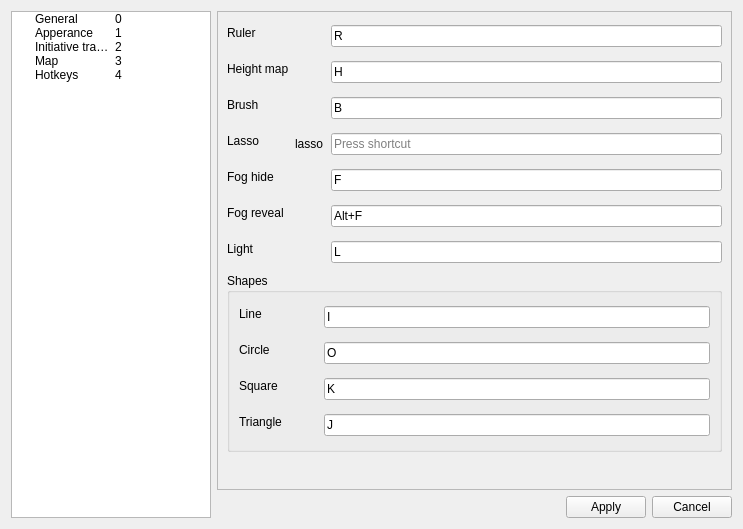
Technohamster-py/dm-assist, file settingsdialog.ui: the form before one commit.
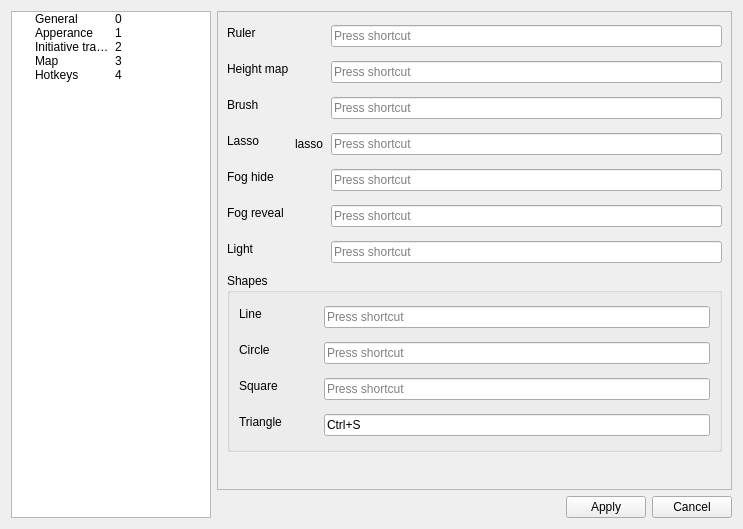
The form after the commit. Icons and pictures are not drawn.

Commit message: исправлен баг с валидацией шорткатов

```diff
--- a/settingsdialog.ui
+++ b/settingsdialog.ui
@@ -747,11 +747,7 @@
                   </widget>
                  </item>
                  <item>
-                  <widget class="QKeySequenceEdit" name="rulerEdit">
-                   <property name="keySequence">
-                    <string>R</string>
-                   </property>
-                  </widget>
+                  <widget class="QKeySequenceEdit" name="rulerEdit"/>
                  </item>
                 </layout>
                </item>
@@ -790,11 +786,7 @@
                   </widget>
                  </item>
                  <item>
-                  <widget class="QKeySequenceEdit" name="heightEdit">
-                   <property name="keySequence">
-                    <string>H</string>
-                   </property>
-                  </widget>
+                  <widget class="QKeySequenceEdit" name="heightEdit"/>
                  </item>
                 </layout>
                </item>
@@ -839,11 +831,7 @@
                   </widget>
                  </item>
                  <item>
-                  <widget class="QKeySequenceEdit" name="brushEdit">
-                   <property name="keySequence">
-                    <string>B</string>
-                   </property>
-                  </widget>
+                  <widget class="QKeySequenceEdit" name="brushEdit"/>
                  </item>
                 </layout>
                </item>
@@ -882,11 +870,7 @@
                   </widget>
                  </item>
                  <item>
-                  <widget class="QKeySequenceEdit" name="fogHideEdit">
-                   <property name="keySequence">
-                    <string>F</string>
-                   </property>
-                  </widget>
+                  <widget class="QKeySequenceEdit" name="fogHideEdit"/>
                  </item>
                 </layout>
                </item>
@@ -925,11 +909,7 @@
                   </widget>
                  </item>
                  <item>
-                  <widget class="QKeySequenceEdit" name="fogRevealEdit">
-                   <property name="keySequence">
-                    <string>Alt+F</string>
-                   </property>
-                  </widget>
+                  <widget class="QKeySequenceEdit" name="fogRevealEdit"/>
                  </item>
                 </layout>
                </item>
@@ -968,11 +948,7 @@
                   </widget>
                  </item>
                  <item>
-                  <widget class="QKeySequenceEdit" name="lightEdit">
-                   <property name="keySequence">
-                    <string>L</string>
-                   </property>
-                  </widget>
+                  <widget class="QKeySequenceEdit" name="lightEdit"/>
                  </item>
                 </layout>
                </item>
@@ -1052,11 +1028,7 @@
                    </widget>
                   </item>
                   <item>
-                   <widget class="QKeySequenceEdit" name="lineEdit">
-                    <property name="keySequence">
-                     <string>I</string>
-                    </property>
-                   </widget>
+                   <widget class="QKeySequenceEdit" name="lineEdit"/>
                   </item>
                  </layout>
                 </item>
@@ -1095,11 +1067,7 @@
                    </widget>
                   </item>
                   <item>
-                   <widget class="QKeySequenceEdit" name="circleEdit">
-                    <property name="keySequence">
-                     <string>O</string>
-                    </property>
-                   </widget>
+                   <widget class="QKeySequenceEdit" name="circleEdit"/>
                   </item>
                  </layout>
                 </item>
@@ -1138,11 +1106,7 @@
                    </widget>
                   </item>
                   <item>
-                   <widget class="QKeySequenceEdit" name="squareEdit">
-                    <property name="keySequence">
-                     <string>K</string>
-                    </property>
-                   </widget>
+                   <widget class="QKeySequenceEdit" name="squareEdit"/>
                   </item>
                  </layout>
                 </item>
@@ -1183,7 +1147,7 @@
                   <item>
                    <widget class="QKeySequenceEdit" name="triangleEdit">
                     <property name="keySequence">
-                     <string>J</string>
+                     <string>Ctrl+S</string>
                     </property>
                    </widget>
                   </item>
```
The commit also changes 1 other file.
